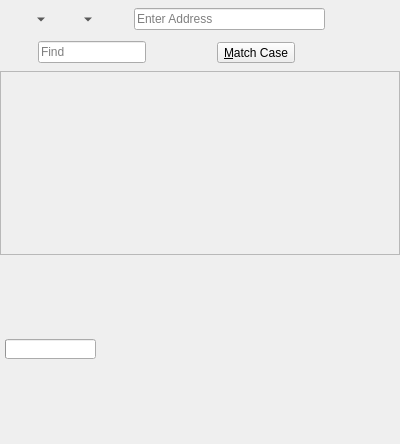
This is 2.x/UI/dooble_page.ui in textbrowser/dooble as Qt 5 draws it before an edit. The edited form follows.
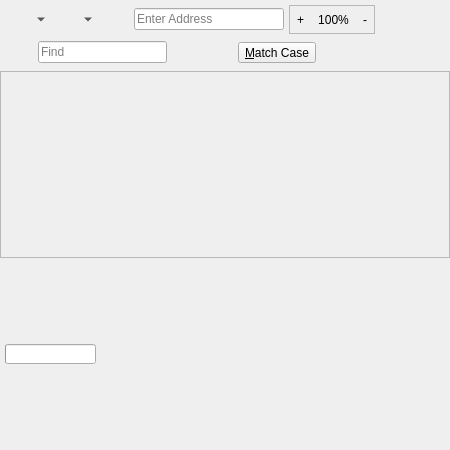
This is the edited form. Custom widgets are drawn as their Qt base class.

```diff
--- a/2.x/UI/dooble_page.ui
+++ b/2.x/UI/dooble_page.ui
@@ -6,8 +6,8 @@
    <rect>
     <x>0</x>
     <y>0</y>
-    <width>400</width>
-    <height>444</height>
+    <width>450</width>
+    <height>450</height>
    </rect>
   </property>
   <property name="windowTitle">
@@ -110,6 +110,78 @@
        </property>
       </widget>
      </item>
+     <item>
+      <widget class="QFrame" name="zoom_frame">
+       <property name="sizePolicy">
+        <sizepolicy hsizetype="Fixed" vsizetype="Preferred">
+         <horstretch>0</horstretch>
+         <verstretch>0</verstretch>
+        </sizepolicy>
+       </property>
+       <property name="frameShape">
+        <enum>QFrame::StyledPanel</enum>
+       </property>
+       <property name="frameShadow">
+        <enum>QFrame::Raised</enum>
+       </property>
+       <layout class="QHBoxLayout" name="horizontalLayout_3">
+        <property name="spacing">
+         <number>0</number>
+        </property>
+        <property name="leftMargin">
+         <number>0</number>
+        </property>
+        <property name="topMargin">
+         <number>0</number>
+        </property>
+        <property name="rightMargin">
+         <number>0</number>
+        </property>
+        <property name="bottomMargin">
+         <number>0</number>
+        </property>
+        <item>
+         <widget class="QToolButton" name="zoom_in">
+          <property name="toolTip">
+           <string>Zoom In</string>
+          </property>
+          <property name="text">
+           <string>+</string>
+          </property>
+          <property name="autoRaise">
+           <bool>true</bool>
+          </property>
+         </widget>
+        </item>
+        <item>
+         <widget class="QToolButton" name="zoom_reset">
+          <property name="toolTip">
+           <string>Zoom Reset</string>
+          </property>
+          <property name="text">
+           <string>100%</string>
+          </property>
+          <property name="autoRaise">
+           <bool>true</bool>
+          </property>
+         </widget>
+        </item>
+        <item>
+         <widget class="QToolButton" name="zoom_out">
+          <property name="toolTip">
+           <string>Zoom Out</string>
+          </property>
+          <property name="text">
+           <string>-</string>
+          </property>
+          <property name="autoRaise">
+           <bool>true</bool>
+          </property>
+         </widget>
+        </item>
+       </layout>
+      </widget>
+     </item>
      <item>
       <widget class="dooble_tool_button" name="downloads">
        <property name="toolTip">
```
Left out of the diff: 3 changed lines with no effect on the pictures.
